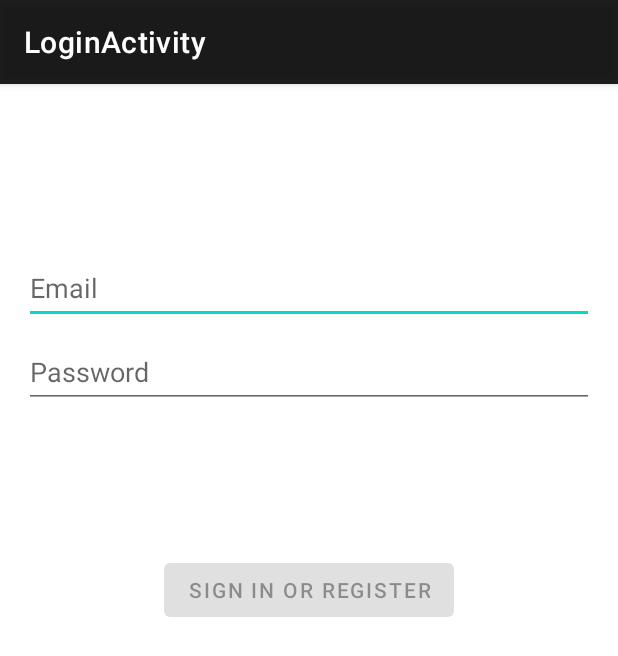
After one commit to agushini/PollinationID, an Android app: the LoginActivity screen opened directly, with no data from a screen before it, on a phone screen of 412 x 824 dp. The commit adds this screen. Shown: the top 656 px of the screen. Run offline under Robolectric (Android 15) with nearby library versions, the phone set to English and light mode, and no system bars.

Commit message:
Created Login page
Made default login page. More details to be added

```diff
--- a/app/build.gradle
+++ b/app/build.gradle
@@ -30,6 +30,9 @@ android {
     kotlinOptions {
         jvmTarget = '1.8'
     }
+    buildFeatures {
+        viewBinding true
+    }
 }
 
 dependencies {
@@ -40,6 +43,9 @@ dependencies {
     implementation 'androidx.constraintlayout:constraintlayout:2.1.3'
     implementation 'androidx.legacy:legacy-support-v4:1.0.0'
     implementation 'com.google.firebase:firebase-auth-ktx:21.0.1'
+    implementation 'androidx.annotation:annotation:1.2.0'
+    implementation 'androidx.lifecycle:lifecycle-livedata-ktx:2.3.1'
+    implementation 'androidx.lifecycle:lifecycle-viewmodel-ktx:2.3.1'
     testImplementation 'junit:junit:4.13.2'
     androidTestImplementation 'androidx.test.ext:junit:1.1.3'
     androidTestImplementation 'androidx.test.espresso:espresso-core:3.4.0'
--- /dev/null
+++ b/app/src/main/java/com/example/pollinationid/data/LoginRepository.java
@@ -0,0 +1,54 @@
+package com.example.pollinationid.data;
+
+import com.example.pollinationid.data.model.LoggedInUser;
+
+/**
+ * Class that requests authentication and user information from the remote data source and
+ * maintains an in-memory cache of login status and user credentials information.
+ */
+public class LoginRepository {
+
+    private static volatile LoginRepository instance;
+
+    private LoginDataSource dataSource;
+
+    // If user credentials will be cached in local storage, it is recommended it be encrypted
+    // @see https://developer.android.com/training/articles/keystore
+    private LoggedInUser user = null;
+
+    // private constructor : singleton access
+    private LoginRepository(LoginDataSource dataSource) {
+        this.dataSource = dataSource;
+    }
+
+    public static LoginRepository getInstance(LoginDataSource dataSource) {
+        if (instance == null) {
+            instance = new LoginRepository(dataSource);
+        }
+        return instance;
+    }
+
+    public boolean isLoggedIn() {
+        return user != null;
+    }
+
+    public void logout() {
+        user = null;
+        dataSource.logout();
+    }
+
+    private void setLoggedInUser(LoggedInUser user) {
+        this.user = user;
+        // If user credentials will be cached in local storage, it is recommended it be encrypted
+        // @see https://developer.android.com/training/articles/keystore
+    }
+
+    public Result<LoggedInUser> login(String username, String password) {
+        // handle login
+        Result<LoggedInUser> result = dataSource.login(username, password);
+        if (result instanceof Result.Success) {
+            setLoggedInUser(((Result.Success<LoggedInUser>) result).getData());
+        }
+        return result;
+    }
+}
--- /dev/null
+++ b/app/src/main/java/com/example/pollinationid/ui/login/LoginActivity.java
@@ -0,0 +1,136 @@
+package com.example.pollinationid.ui.login;
+
+import android.app.Activity;
+
+import androidx.lifecycle.Observer;
+import androidx.lifecycle.ViewModelProvider;
+
+import android.os.Bundle;
+
+import androidx.annotation.Nullable;
+import androidx.annotation.StringRes;
+import androidx.appcompat.app.AppCompatActivity;
+
+import android.text.Editable;
+import android.text.TextWatcher;
+import android.view.KeyEvent;
+import android.view.View;
+import android.view.inputmethod.EditorInfo;
+import android.widget.Button;
+import android.widget.EditText;
+import android.widget.ProgressBar;
+import android.widget.TextView;
+import android.widget.Toast;
+
+import com.example.pollinationid.R;
+import com.example.pollinationid.ui.login.LoginViewModel;
+import com.example.pollinationid.ui.login.LoginViewModelFactory;
+import com.example.pollinationid.databinding.ActivityLoginBinding;
+
+public class LoginActivity extends AppCompatActivity {
+
+    private LoginViewModel loginViewModel;
+    private ActivityLoginBinding binding;
+
+    @Override
+    public void onCreate(Bundle savedInstanceState) {
+        super.onCreate(savedInstanceState);
+
+        binding = ActivityLoginBinding.inflate(getLayoutInflater());
+        setContentView(binding.getRoot());
+
+        loginViewModel = new ViewModelProvider(this, new LoginViewModelFactory())
+                .get(LoginViewModel.class);
+
+        final EditText usernameEditText = binding.username;
+        final EditText passwordEditText = binding.password;
+        final Button loginButton = binding.login;
+        final ProgressBar loadingProgressBar = binding.loading;
+
+        loginViewModel.getLoginFormState().observe(this, new Observer<LoginFormState>() {
+            @Override
+            public void onChanged(@Nullable LoginFormState loginFormState) {
+                if (loginFormState == null) {
+                    return;
+                }
+                loginButton.setEnabled(loginFormState.isDataValid());
+                if (loginFormState.getUsernameError() != null) {
+                    usernameEditText.setError(getString(loginFormState.getUsernameError()));
+                }
+                if (loginFormState.getPasswordError() != null) {
+                    passwordEditText.setError(getString(loginFormState.getPasswordError()));
+                }
+            }
+        });
+
+        loginViewModel.getLoginResult().observe(this, new Observer<LoginResult>() {
+            @Override
+            public void onChanged(@Nullable LoginResult loginResult) {
+                if (loginResult == null) {
+                    return;
+                }
+                loadingProgressBar.setVisibility(View.GONE);
+                if (loginResult.getError() != null) {
+                    showLoginFailed(loginResult.getError());
+                }
+                if (loginResult.getSuccess() != null) {
+                    updateUiWithUser(loginResult.getSuccess());
+                }
+                setResult(Activity.RESULT_OK);
+
+                //Complete and destroy login activity once successful
+                finish();
+            }
+        });
+
+        TextWatcher afterTextChangedListener = new TextWatcher() {
+            @Override
+            public void beforeTextChanged(CharSequence s, int start, int count, int after) {
+                // ignore
+            }
+
+            @Override
+            public void onTextChanged(CharSequence s, int start, int before, int count) {
+                // ignore
+            }
+
+            @Override
+            public void afterTextChanged(Editable s) {
+                loginViewModel.loginDataChanged(usernameEditText.getText().toString(),
+                        passwordEditText.getText().toString());
+            }
+        };
+        usernameEditText.addTextChangedListener(afterTextChangedListener);
+        passwordEditText.addTextChangedListener(afterTextChangedListener);
+        passwordEditText.setOnEditorActionListener(new TextView.OnEditorActionListener() {
+
+            @Override
+            public boolean onEditorAction(TextView v, int actionId, KeyEvent event) {
+                if (actionId == EditorInfo.IME_ACTION_DONE) {
+                    loginViewModel.login(usernameEditText.getText().toString(),
+                            passwordEditText.getText().toString());
+                }
+                return false;
+            }
+        });
+
+        loginButton.setOnClickListener(new View.OnClickListener() {
+            @Override
+            public void onClick(View v) {
+                loadingProgressBar.setVisibility(View.VISIBLE);
+                loginViewModel.login(usernameEditText.getText().toString(),
+                        passwordEditText.getText().toString());
+            }
+        });
+    }
+
+    private void updateUiWithUser(LoggedInUserView model) {
+        String welcome = getString(R.string.welcome) + model.getDisplayName();
+        // TODO : initiate successful logged in experience
+        Toast.makeText(getApplicationContext(), welcome, Toast.LENGTH_LONG).show();
+    }
+
+    private void showLoginFailed(@StringRes Integer errorString) {
+        Toast.makeText(getApplicationContext(), errorString, Toast.LENGTH_SHORT).show();
+    }
+}
--- /dev/null
+++ b/app/src/main/java/com/example/pollinationid/ui/login/LoginViewModel.java
@@ -0,0 +1,70 @@
+package com.example.pollinationid.ui.login;
+
+import androidx.lifecycle.LiveData;
+import androidx.lifecycle.MutableLiveData;
+import androidx.lifecycle.ViewModel;
+
+import android.util.Patterns;
+
+import com.example.pollinationid.data.LoginRepository;
+import com.example.pollinationid.data.Result;
+import com.example.pollinationid.data.model.LoggedInUser;
+import com.example.pollinationid.R;
+
+public class LoginViewModel extends ViewModel {
+
+    private MutableLiveData<LoginFormState> loginFormState = new MutableLiveData<>();
+    private MutableLiveData<LoginResult> loginResult = new MutableLiveData<>();
+    private LoginRepository loginRepository;
+
+    LoginViewModel(LoginRepository loginRepository) {
+        this.loginRepository = loginRepository;
+    }
+
+    LiveData<LoginFormState> getLoginFormState() {
+        return loginFormState;
+    }
+
+    LiveData<LoginResult> getLoginResult() {
+        return loginResult;
+    }
+
+    public void login(String username, String password) {
+        // can be launched in a separate asynchronous job
+        Result<LoggedInUser> result = loginRepository.login(username, password);
+
+        if (result instanceof Result.Success) {
+            LoggedInUser data = ((Result.Success<LoggedInUser>) result).getData();
+            loginResult.setValue(new LoginResult(new LoggedInUserView(data.getDisplayName())));
+        } else {
+            loginResult.setValue(new LoginResult(R.string.login_failed));
+        }
+    }
+
+    public void loginDataChanged(String username, String password) {
+        if (!isUserNameValid(username)) {
+            loginFormState.setValue(new LoginFormState(R.string.invalid_username, null));
+        } else if (!isPasswordValid(password)) {
+            loginFormState.setValue(new LoginFormState(null, R.string.invalid_password));
+        } else {
+            loginFormState.setValue(new LoginFormState(true));
+        }
+    }
+
+    // A placeholder username validation check
+    private boolean isUserNameValid(String username) {
+        if (username == null) {
+            return false;
+        }
+        if (username.contains("@")) {
+            return Patterns.EMAIL_ADDRESS.matcher(username).matches();
+        } else {
+            return !username.trim().isEmpty();
+        }
+    }
+
+    // A placeholder password validation check
+    private boolean isPasswordValid(String password) {
+        return password != null && password.trim().length() > 5;
+    }
+}
--- /dev/null
+++ b/app/src/main/java/com/example/pollinationid/ui/login/LoginViewModelFactory.java
@@ -0,0 +1,26 @@
+package com.example.pollinationid.ui.login;
+
+import androidx.lifecycle.ViewModel;
+import androidx.lifecycle.ViewModelProvider;
+import androidx.annotation.NonNull;
+
+import com.example.pollinationid.data.LoginDataSource;
+import com.example.pollinationid.data.LoginRepository;
+
+/**
+ * ViewModel provider factory to instantiate LoginViewModel.
+ * Required given LoginViewModel has a non-empty constructor
+ */
+public class LoginViewModelFactory implements ViewModelProvider.Factory {
+
+    @NonNull
+    @Override
+    @SuppressWarnings("unchecked")
+    public <T extends ViewModel> T create(@NonNull Class<T> modelClass) {
+        if (modelClass.isAssignableFrom(LoginViewModel.class)) {
+            return (T) new LoginViewModel(LoginRepository.getInstance(new LoginDataSource()));
+        } else {
+            throw new IllegalArgumentException("Unknown ViewModel class");
+        }
+    }
+}
--- /dev/null
+++ b/app/src/main/res/layout-w1240dp/activity_login.xml
@@ -0,0 +1,69 @@
+<?xml version="1.0" encoding="utf-8"?>
+<androidx.constraintlayout.widget.ConstraintLayout xmlns:android="http://schemas.android.com/apk/res/android"
+    xmlns:app="http://schemas.android.com/apk/res-auto"
+    xmlns:tools="http://schemas.android.com/tools"
+    android:id="@+id/container"
+    android:layout_width="match_parent"
+    android:layout_height="match_parent"
+    android:paddingLeft="@dimen/activity_horizontal_margin"
+    android:paddingTop="@dimen/activity_vertical_margin"
+    android:paddingRight="@dimen/activity_horizontal_margin"
+    android:paddingBottom="@dimen/activity_vertical_margin"
+    tools:context=".ui.login.LoginActivity">
+
+    <EditText
+        android:id="@+id/username"
+        android:layout_width="0dp"
+        android:layout_height="wrap_content"
+        android:layout_marginTop="96dp"
+        android:hint="@string/prompt_email"
+        android:inputType="textEmailAddress"
+        android:selectAllOnFocus="true"
+        app:layout_constraintEnd_toEndOf="parent"
+        app:layout_constraintStart_toStartOf="parent"
+        app:layout_constraintTop_toTopOf="parent" />
+
+    <EditText
+        android:id="@+id/password"
+        android:layout_width="0dp"
+        android:layout_height="wrap_content"
+        android:layout_marginTop="8dp"
+        android:hint="@string/prompt_password"
+        android:imeActionLabel="@string/action_sign_in_short"
+        android:imeOptions="actionDone"
+        android:inputType="textPassword"
+        android:selectAllOnFocus="true"
+        app:layout_constraintEnd_toEndOf="parent"
+        app:layout_constraintStart_toStartOf="parent"
+        app:layout_constraintTop_toBottomOf="@+id/username" />
+
+    <Button
+        android:id="@+id/login"
+        android:layout_width="wrap_content"
+        android:layout_height="wrap_content"
+        android:layout_gravity="start"
+        android:layout_marginTop="16dp"
+        android:layout_marginBottom="64dp"
+        android:enabled="false"
+        android:text="@string/action_sign_in"
+        app:layout_constraintBottom_toBottomOf="parent"
+        app:layout_constraintEnd_toEndOf="parent"
+        app:layout_constraintStart_toStartOf="parent"
+        app:layout_constraintTop_toBottomOf="@+id/password"
+        app:layout_constraintVertical_bias="0.2" />
+
+    <ProgressBar
+        android:id="@+id/loading"
+        android:layout_width="wrap_content"
+        android:layout_height="wrap_content"
+        android:layout_gravity="center"
+        android:layout_marginTop="64dp"
+        android:layout_marginBottom="64dp"
+        android:visibility="gone"
+        app:layout_constraintBottom_toBottomOf="parent"
+        app:layout_constraintEnd_toEndOf="@+id/password"
+        app:layout_constraintStart_toStartOf="@+id/password"
+        app:layout_constraintTop_toTopOf="parent"
+        app:layout_constraintVertical_bias="0.3" />
+
+</androidx.constraintlayout.widget.ConstraintLayout>
--- /dev/null
+++ b/app/src/main/res/layout-w936dp/activity_login.xml
@@ -0,0 +1,76 @@
+<?xml version="1.0" encoding="utf-8"?>
+<androidx.constraintlayout.widget.ConstraintLayout xmlns:android="http://schemas.android.com/apk/res/android"
+    xmlns:app="http://schemas.android.com/apk/res-auto"
+    xmlns:tools="http://schemas.android.com/tools"
+    android:id="@+id/container"
+    android:layout_width="match_parent"
+    android:layout_height="match_parent"
+    android:paddingLeft="@dimen/activity_horizontal_margin"
+    android:paddingTop="@dimen/activity_vertical_margin"
+    android:paddingRight="@dimen/activity_horizontal_margin"
+    android:paddingBottom="@dimen/activity_vertical_margin"
+    tools:context=".ui.login.LoginActivity">
+
+    <androidx.constraintlayout.widget.ConstraintLayout
+        android:layout_width="840dp"
+        android:layout_height="match_parent"
+        app:layout_constraintEnd_toEndOf="parent"
+        app:layout_constraintStart_toStartOf="parent">
+
+        <EditText
+            android:id="@+id/username"
+            android:layout_width="0dp"
+            android:layout_height="wrap_content"
+            android:layout_marginTop="96dp"
+            android:hint="@string/prompt_email"
+            android:inputType="textEmailAddress"
+            android:selectAllOnFocus="true"
+            app:layout_constraintEnd_toEndOf="parent"
+            app:layout_constraintStart_toStartOf="parent"
+            app:layout_constraintTop_toTopOf="parent" />
+
+        <EditText
+            android:id="@+id/password"
+            android:layout_width="0dp"
+            android:layout_height="wrap_content"
+            android:layout_marginTop="8dp"
+            android:hint="@string/prompt_password"
+            android:imeActionLabel="@string/action_sign_in_short"
+            android:imeOptions="actionDone"
+            android:inputType="textPassword"
+            android:selectAllOnFocus="true"
+            app:layout_constraintEnd_toEndOf="parent"
+            app:layout_constraintStart_toStartOf="parent"
+            app:layout_constraintTop_toBottomOf="@+id/username" />
+
+        <Button
+            android:id="@+id/login"
+            android:layout_width="wrap_content"
+            android:layout_height="wrap_content"
+            android:layout_gravity="start"
+            android:layout_marginTop="16dp"
+            android:layout_marginBottom="64dp"
+            android:enabled="false"
+            android:text="@string/action_sign_in"
+            app:layout_constraintBottom_toBottomOf="parent"
+            app:layout_constraintEnd_toEndOf="parent"
+            app:layout_constraintStart_toStartOf="parent"
+            app:layout_constraintTop_toBottomOf="@+id/password"
+            app:layout_constraintVertical_bias="0.2" />
+
+        <ProgressBar
+            android:id="@+id/loading"
+            android:layout_width="wrap_content"
+            android:layout_height="wrap_content"
+            android:layout_gravity="center"
+            android:layout_marginTop="64dp"
+            android:layout_marginBottom="64dp"
+            android:visibility="gone"
+            app:layout_constraintBottom_toBottomOf="parent"
+            app:layout_constraintEnd_toEndOf="@+id/password"
+            app:layout_constraintStart_toStartOf="@+id/password"
+            app:layout_constraintTop_toTopOf="parent"
+            app:layout_constraintVertical_bias="0.3" />
+
+    </androidx.constraintlayout.widget.ConstraintLayout>
+</androidx.constraintlayout.widget.ConstraintLayout>
--- /dev/null
+++ b/app/src/main/res/layout/activity_login.xml
@@ -0,0 +1,71 @@
+<?xml version="1.0" encoding="utf-8"?>
+<androidx.constraintlayout.widget.ConstraintLayout xmlns:android="http://schemas.android.com/apk/res/android"
+    xmlns:app="http://schemas.android.com/apk/res-auto"
+    xmlns:tools="http://schemas.android.com/tools"
+    android:id="@+id/container"
+    android:layout_width="match_parent"
+    android:layout_height="match_parent"
+    android:paddingLeft="@dimen/activity_horizontal_margin"
+    android:paddingTop="@dimen/activity_vertical_margin"
+    android:paddingRight="@dimen/activity_horizontal_margin"
+    android:paddingBottom="@dimen/activity_vertical_margin"
+    tools:context=".ui.login.LoginActivity">
+
+    <EditText
+        android:id="@+id/username"
+        android:layout_width="0dp"
+        android:layout_height="wrap_content"
+        android:layout_marginTop="96dp"
+        android:hint="@string/prompt_email"
+        android:inputType="textEmailAddress"
+        android:minHeight="48dp"
+        android:selectAllOnFocus="true"
+        app:layout_constraintEnd_toEndOf="parent"
+        app:layout_constraintStart_toStartOf="parent"
+        app:layout_constraintTop_toTopOf="parent" />
+
+    <EditText
+        android:id="@+id/password"
+        android:layout_width="0dp"
+        android:layout_height="wrap_content"
+        android:layout_marginTop="8dp"
+        android:hint="@string/prompt_password"
+        android:imeActionLabel="@string/action_sign_in_short"
+        android:imeOptions="actionDone"
+        android:inputType="textPassword"
+        android:minHeight="48dp"
+        android:selectAllOnFocus="true"
+        app:layout_constraintEnd_toEndOf="parent"
+        app:layout_constraintStart_toStartOf="parent"
+        app:layout_constraintTop_toBottomOf="@+id/username" />
+
+    <Button
+        android:id="@+id/login"
+        android:layout_width="wrap_content"
+        android:layout_height="wrap_content"
+        android:layout_gravity="start"
+        android:layout_marginTop="16dp"
+        android:layout_marginBottom="64dp"
+        android:enabled="false"
+        android:text="@string/action_sign_in"
+        app:layout_constraintBottom_toBottomOf="parent"
+        app:layout_constraintEnd_toEndOf="parent"
+        app:layout_constraintStart_toStartOf="parent"
+        app:layout_constraintTop_toBottomOf="@+id/password"
+        app:layout_constraintVertical_bias="0.2" />
+
+    <ProgressBar
+        android:id="@+id/loading"
+        android:layout_width="wrap_content"
+        android:layout_height="wrap_content"
+        android:layout_gravity="center"
+        android:layout_marginTop="64dp"
+        android:layout_marginBottom="64dp"
+        android:visibility="gone"
+        app:layout_constraintBottom_toBottomOf="parent"
+        app:layout_constraintEnd_toEndOf="@+id/password"
+        app:layout_constraintStart_toStartOf="@+id/password"
+        app:layout_constraintTop_toTopOf="parent"
+        app:layout_constraintVertical_bias="0.3" />
+
+</androidx.constraintlayout.widget.ConstraintLayout>
--- /dev/null
+++ b/app/src/main/res/values-land/dimens.xml
@@ -0,0 +1,3 @@
+<resources>
+    <dimen name="activity_horizontal_margin">48dp</dimen>
+</resources>
--- /dev/null
+++ b/app/src/main/res/values-w1240dp/dimens.xml
@@ -0,0 +1,3 @@
+<resources>
+    <dimen name="activity_horizontal_margin">200dp</dimen>
+</resources>
--- /dev/null
+++ b/app/src/main/res/values-w600dp/dimens.xml
@@ -0,0 +1,3 @@
+<resources>
+    <dimen name="activity_horizontal_margin">48dp</dimen>
+</resources>
--- /dev/null
+++ b/app/src/main/res/values/dimens.xml
@@ -0,0 +1,5 @@
+<resources>
+    <!-- Default screen margins, per the Android Design guidelines. -->
+    <dimen name="activity_horizontal_margin">16dp</dimen>
+    <dimen name="activity_vertical_margin">16dp</dimen>
+</resources>
--- a/app/src/main/res/values/strings.xml
+++ b/app/src/main/res/values/strings.xml
@@ -74,4 +74,13 @@
     <string name="plants">Plants</string>
     <string name="description">Description</string>
     <string name="technical_name">Technical Name</string>
+    <string name="title_activity_login">LoginActivity</string>
+    <string name="prompt_email">Email</string>
+    <string name="prompt_password">Password</string>
+    <string name="action_sign_in">Sign in or register</string>
+    <string name="action_sign_in_short">Sign in</string>
+    <string name="welcome">"Welcome !"</string>
+    <string name="invalid_username">Not a valid username</string>
+    <string name="invalid_password">Password must be >5 characters</string>
+    <string name="login_failed">"Login failed"</string>
 </resources>
```
Also changed, not shown: app/src/main/AndroidManifest.xml (+12 -11 lines), app/src/main/java/com/example/pollinationid/data/LoginDataSource.java (added, +29 -0 lines), app/src/main/java/com/example/pollinationid/data/Result.java (added, +48 -0 lines), app/src/main/java/com/example/pollinationid/data/model/LoggedInUser.java (added, +23 -0 lines), app/src/main/java/com/example/pollinationid/ui/login/LoggedInUserView.java (added, +17 -0 lines), app/src/main/java/com/example/pollinationid/ui/login/LoginFormState.java (added, +40 -0 lines), app/src/main/java/com/example/pollinationid/ui/login/LoginResult.java (added, +31 -0 lines).
